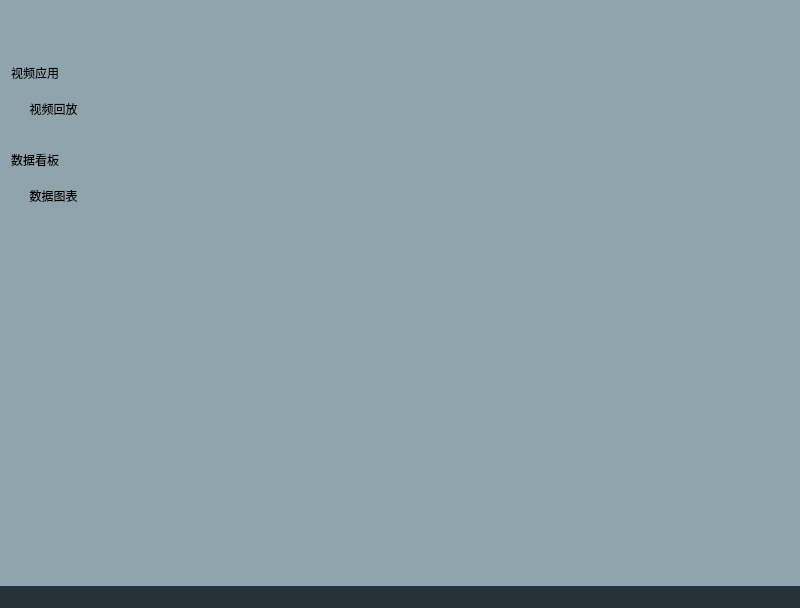
This is QtClient/mainwindow.ui in imtangsheng/QtClient as Qt 5 draws it before an edit. The edited form follows.
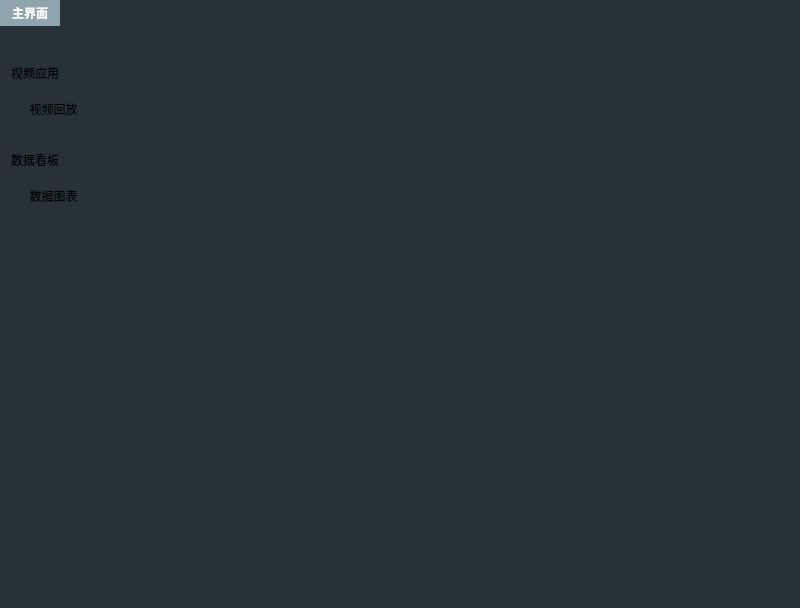
This is the edited form. Icons and pictures are not drawn.

Commit message: 1.优化界面，TabWidget使用tab标签可以样式设计，删除，同时可以手动释放父界面。 2.优化主界面，使用json格式调试读取参数保存操作。

What changed in the file:
```diff
--- a/QtClient/mainwindow.ui
+++ b/QtClient/mainwindow.ui
@@ -88,7 +88,7 @@
     <bool>false</bool>
    </property>
    <property name="styleSheet">
-    <string notr="true">background-color: rgb(144, 164, 174);</string>
+    <string notr="true">background-color: rgb(38, 50, 56);</string>
    </property>
    <layout class="QVBoxLayout" name="verticalLayout_2">
     <property name="spacing">
@@ -128,7 +128,37 @@
 QTabWidget::pane {
 	border: 0; 
     background: transparent;
-}</string>
+}
+
+QTabBar::tab:selected{
+	font-weight: bold;
+	color: rgb(255, 255, 255);
+	background-color: rgb(144, 164, 174);
+}
+
+QTabBar::close-button{	
+	image: url(:/asset/Home/Close.svg);
+	background: transparent;
+}
+
+QTabBar::close-button:hover{
+	image: url(:/asset/Home/Close_Orange.svg);
+}
+/*
+QTabBar::tab:selected, QTabBar::close-button {
+		image: url(:/asset/favicon.png);
+}
+QTabBar::tab{
+	
+	color: white;
+	background:#5c8dff;
+	border:px solid #73b7ff;
+	min-width:40ex;
+	mini-height:16ex;
+	
+}
+*/
+</string>
       </property>
       <property name="currentIndex">
        <number>0</number>
@@ -136,6 +166,9 @@
       <property name="tabsClosable">
        <bool>false</bool>
       </property>
+      <property name="tabBarAutoHide">
+       <bool>false</bool>
+      </property>
       <widget class="QWidget" name="tab_main">
        <property name="styleSheet">
         <string notr="true">background-color:transparent;</string>
@@ -145,7 +178,7 @@
          <normaloff>:/asset/Home/Menu.svg</normaloff>:/asset/Home/Menu.svg</iconset>
        </attribute>
        <attribute name="title">
-        <string/>
+        <string>主界面</string>
        </attribute>
        <attribute name="toolTip">
         <string>主界面</string>
```
Left out of the diff: 20 changed lines with no effect on the pictures. The commit also changes 14 other files.
